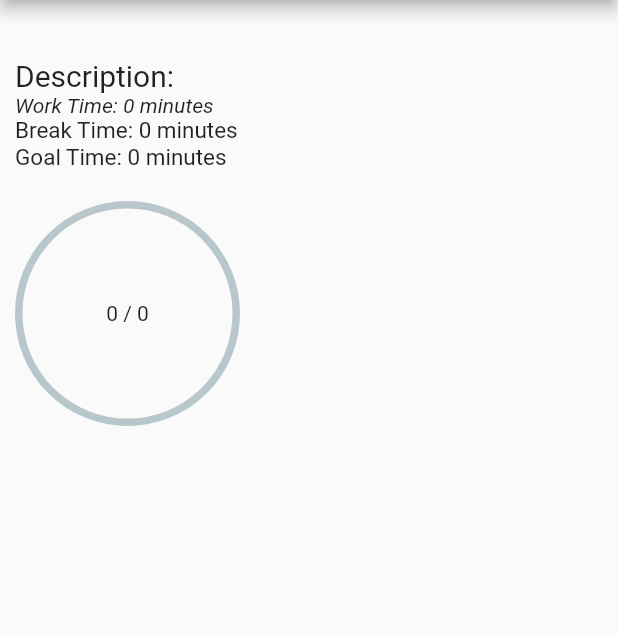
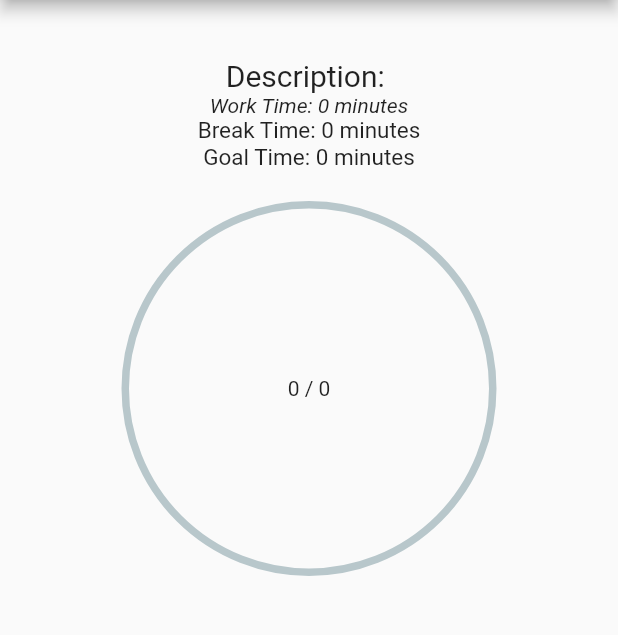
Before and after one commit to jamiemott/pomo-mobile, a Flutter app: the SingleTask screen opened directly with empty values, on a phone screen of 412 x 824 dp, the part 84-719 px from its top. Run offline on Flutter 3.47's test engine with Material 2 defaults, Android fonts, the phone set to English and light mode, and no system bars; drawn by our look-alikes of percent_indicator; our stand-ins replace dropdown_formfield, shared_preferences, sqflite; accounts and stored records are empty.

Commit message:
Changing some UI details

```diff
--- a/lib/screens/single_task.dart
+++ b/lib/screens/single_task.dart
@@ -18,7 +18,7 @@ class SingleTask extends StatelessWidget{
                       icon: Icon(Icons.settings),
                       onPressed: () => Scaffold.of(context).openEndDrawer()))]),
         endDrawer: CustomDrawer(),
-        body: OneTask(task: task)
+        body: Center(child: OneTask(task: task))
     );
   }
 }
--- a/lib/widgets/one_task.dart
+++ b/lib/widgets/one_task.dart
@@ -13,7 +13,6 @@ class OneTask extends StatelessWidget {
         padding: EdgeInsets.all(10),
         child: Column(
           mainAxisAlignment: MainAxisAlignment.start,
-          crossAxisAlignment: CrossAxisAlignment.start,
           children: <Widget>[
             Text('${task.name}', style: TextStyle(fontSize: 25, fontWeight: FontWeight.bold)),
             Text('Description: ${task.description}', style: TextStyle(fontSize: 20)),
@@ -21,16 +20,16 @@ class OneTask extends StatelessWidget {
             Text('Break Time: ${task.breakTime} minutes', style: TextStyle(fontSize: 15)),
             Text('Goal Time: ${task.goal} minutes', style: TextStyle(fontSize: 15)),
             SizedBox(height: 20),
-            graph()
+            graph(context)
           ],
         ));
   }
 
-  Widget graph() {
+  Widget graph(BuildContext context) {
     double percent = task.totalTime / task.goal;
     if (percent > 1) { percent = 1;}
     return CircularPercentIndicator(
-      radius: 150.0,
+      radius: radius(context),
       lineWidth: 5.0,
       percent: percent,
       center: Text('${task.totalTime} / ${task.goal}'),
@@ -38,4 +37,15 @@ class OneTask extends StatelessWidget {
     );
   }
 
+  //Returns the padding amount based on the phone's orientation
+  double radius(BuildContext context) {
+    if (MediaQuery
+        .of(context)
+        .orientation == Orientation.landscape) {
+      return 150.0;
+    } else {
+      return 250.0;
+    }
+  }
+
 }
```
